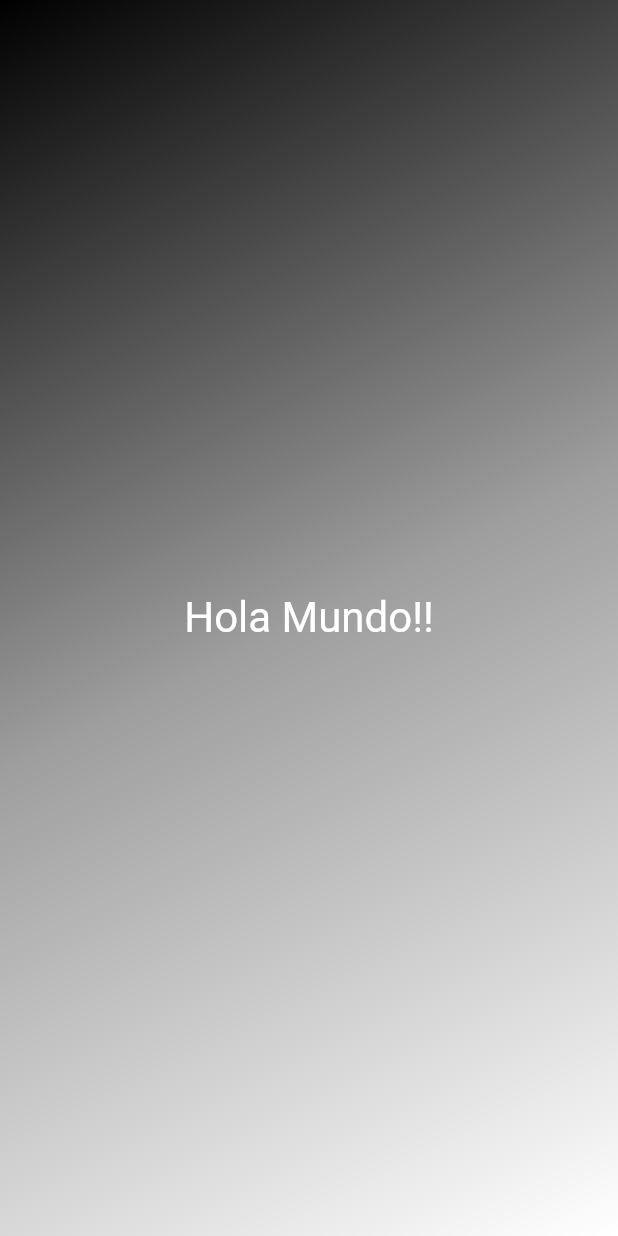
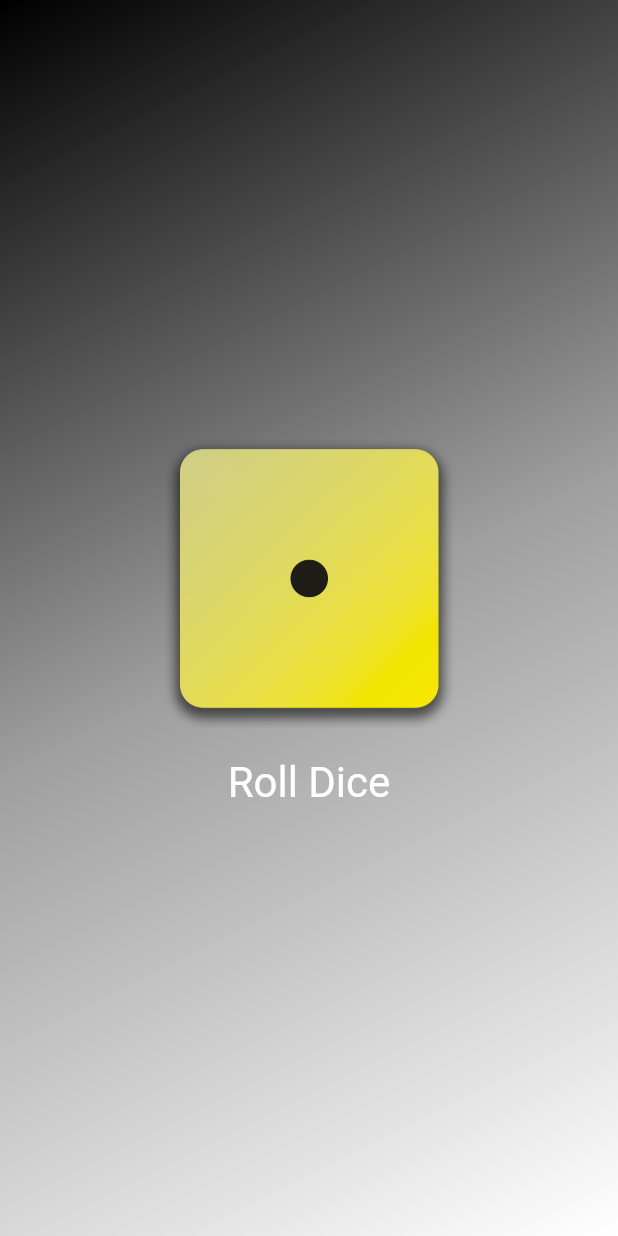
Before and after one commit to vmonsalve/flutter_hm, a Flutter app: the screen it shows after launch, on a phone screen of 412 x 824 dp. Run offline on Flutter 3.47's test engine with Material 2 defaults, Android fonts, the phone set to English and light mode, and no system bars.

Commit message:
Dinamic roll dice

```diff
--- /dev/null
+++ b/lib/dice_roller.dart
@@ -0,0 +1,49 @@
+import 'dart:math';
+import 'package:flutter/material.dart';
+
+var randomizer = Random();
+
+class DiceRoller extends StatefulWidget {
+  const DiceRoller({super.key});
+
+  @override
+  State<DiceRoller> createState() {
+    return _DiceRollerState();
+  }
+}
+
+class _DiceRollerState extends State<DiceRoller> {
+  var currentDiceRoll = 1;
+  void rollDice() {
+    setState(() {
+      currentDiceRoll = randomizer.nextInt(6) + 1;
+    });
+    print('Change Image...$currentDiceRoll');
+  }
+
+  @override
+  Widget build(BuildContext context) {
+    return Column(
+      mainAxisSize: MainAxisSize.min,
+      children: [
+        Image.asset(
+          'assets/images/dice-$currentDiceRoll.png',
+          width: 200,
+        ),
+        TextButton(
+          onPressed: rollDice,
+          style: TextButton.styleFrom(
+            padding: const EdgeInsets.only(
+              top: 20,
+            ),
+            foregroundColor: Colors.white,
+            textStyle: const TextStyle(
+              fontSize: 28,
+            ),
+          ),
+          child: const Text('Roll Dice'),
+        )
+      ],
+    );
+  }
+}
--- a/lib/gradient_container.dart
+++ b/lib/gradient_container.dart
@@ -1,14 +1,21 @@
 import 'package:flutter/material.dart';
-import 'package:flutter_hm/styled_text.dart';
+import 'package:flutter_hm/dice_roller.dart';
 
 var startAlignment = Alignment.topLeft;
 var endAlignment = Alignment.bottomRight;
 
 class GradiantContainer extends StatelessWidget {
   const GradiantContainer(this.color1, this.color2, this.color3, {super.key});
+
+  const GradiantContainer.grey({super.key})
+      : color1 = Colors.black,
+        color2 = Colors.grey,
+        color3 = Colors.white;
+
   final Color color1;
   final Color color2;
   final Color color3;
+
   @override
   Widget build(context) {
     return Container(
@@ -18,7 +25,9 @@
             begin: startAlignment,
             end: endAlignment),
       ),
-      child: const Center(child: StyledText('Hola Mundo!!')),
+      child: const Center(
+        child: DiceRoller(),
+      ),
     );
   }
 }
--- a/lib/main.dart
+++ b/lib/main.dart
@@ -5,7 +5,7 @@
   runApp(
     const MaterialApp(
       home: Scaffold(
-        body: GradiantContainer(Colors.black, Colors.grey, Colors.white),
+        body: GradiantContainer.grey(),
       ),
     ),
   );
```
Also changed, not shown: pubspec.yaml (+8 -3 lines), assets/images/dice-1.png (added), assets/images/dice-2.png (added), assets/images/dice-3.png (added), assets/images/dice-4.png (added), assets/images/dice-5.png (added), assets/images/dice-6.png (added).
